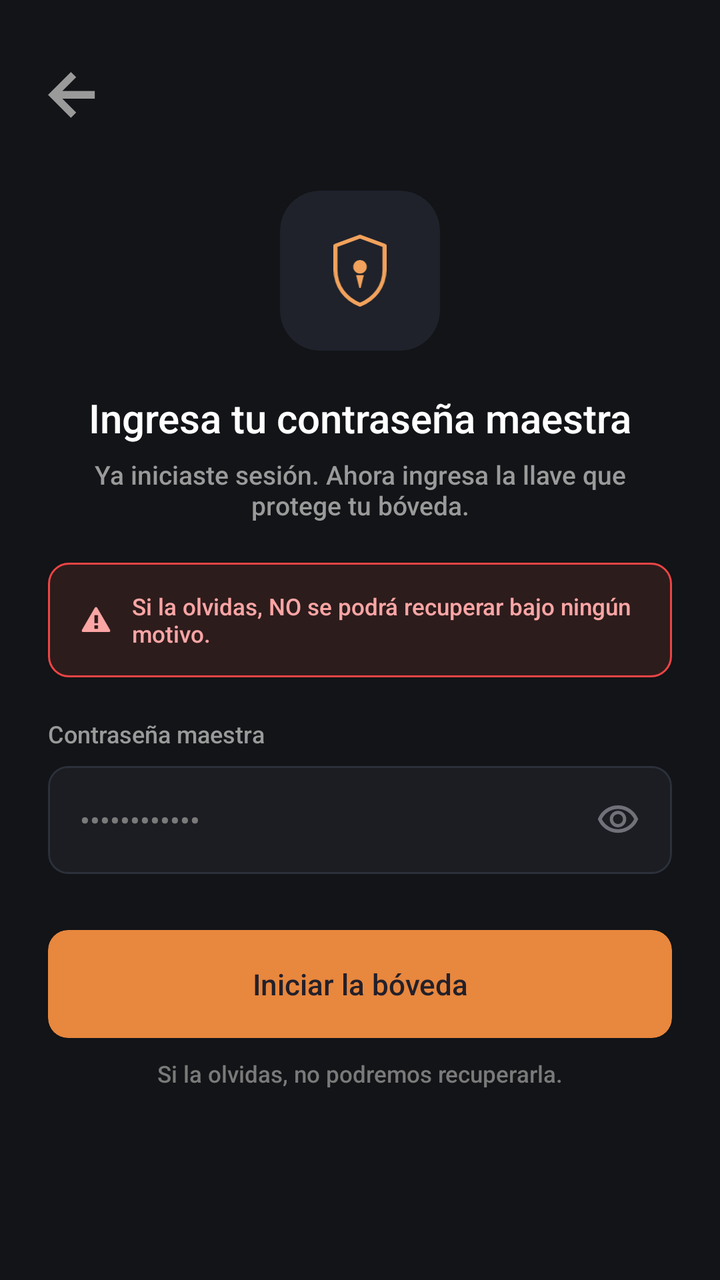
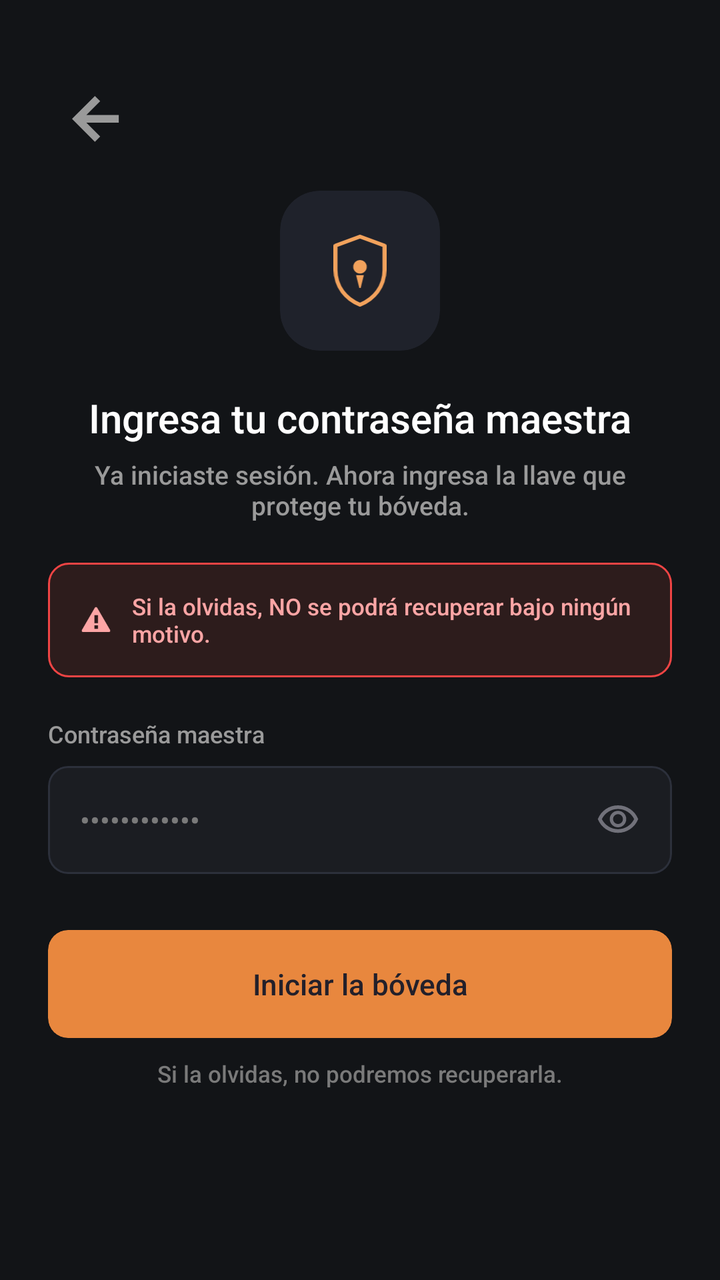

Two renders of the same Android screen: before a commit and after it. Below are the layout's source before the change and the commit's diff.
<!-- AndroidManifest.xml: application theme Theme.MyApplication -->
<!-- res/layout/activity_unlock_vault.xml -->
<?xml version="1.0" encoding="utf-8"?>
<ScrollView xmlns:android="http://schemas.android.com/apk/res/android"
    xmlns:app="http://schemas.android.com/apk/res-auto"
    android:layout_width="match_parent"
    android:layout_height="match_parent"
    android:background="#121417"
    android:fillViewport="true"
    android:fitsSystemWindows="true">

    <androidx.constraintlayout.widget.ConstraintLayout
        android:layout_width="match_parent"
        android:layout_height="match_parent"
        android:padding="24dp">

        
        <ImageView
            android:id="@+id/btnBack"
            android:layout_width="24dp"
            android:layout_height="24dp"
            android:layout_marginTop="12dp"
            android:contentDescription="Volver"
            android:src="@drawable/flecha"
            android:visibility="visible"
            app:layout_constraintStart_toStartOf="parent"
            app:layout_constraintTop_toTopOf="parent" />

        

        
        <com.google.android.material.card.MaterialCardView
            android:id="@+id/cardShield"
            android:layout_width="80dp"
            android:layout_height="80dp"
            app:cardBackgroundColor="#1F222B"
            app:cardCornerRadius="20dp"
            app:cardElevation="0dp"
            app:strokeWidth="0dp"
            app:layout_constraintBottom_toTopOf="@id/tvTitle"
            app:layout_constraintEnd_toEndOf="parent"
            app:layout_constraintStart_toStartOf="parent"
            app:layout_constraintTop_toTopOf="parent"
            app:layout_constraintVertical_chainStyle="packed">

            <ImageView
                android:layout_width="36dp"
                android:layout_height="36dp"
                android:layout_gravity="center"
                android:contentDescription="Escudo de seguridad"
                android:src="@drawable/escudo"
                app:tint="#F2A25C" />
        </com.google.android.material.card.MaterialCardView>

        
        <TextView
            android:id="@+id/tvTitle"
            android:layout_width="wrap_content"
            android:layout_height="wrap_content"
            android:layout_marginTop="20dp"
            android:fontFamily="sans-serif-medium"
            android:text="Ingresa tu contraseña maestra"
            android:textColor="#FFFFFF"
            android:textSize="20sp"
            app:layout_constraintBottom_toTopOf="@id/tvSubtitle"
            app:layout_constraintEnd_toEndOf="parent"
            app:layout_constraintStart_toStartOf="parent"
            app:layout_constraintTop_toBottomOf="@id/cardShield" />

        
        <TextView
            android:id="@+id/tvSubtitle"
            android:layout_width="0dp"
            android:layout_height="wrap_content"
            android:layout_marginTop="6dp"
            android:fontFamily="sans-serif-medium"
            android:text="Ya iniciaste sesión. Ahora ingresa la llave que protege tu bóveda."
            android:textAlignment="center"
            android:textColor="#9A9A9A"
            android:textSize="13sp"
            app:layout_constraintBottom_toTopOf="@id/layoutWarning"
            app:layout_constraintEnd_toEndOf="parent"
            app:layout_constraintStart_toStartOf="parent"
            app:layout_constraintTop_toBottomOf="@id/tvTitle" />

        
        <LinearLayout
            android:id="@+id/layoutWarning"
            android:layout_width="0dp"
            android:layout_height="wrap_content"
            android:layout_marginTop="20dp"
            android:background="@drawable/bg_warning_border"
            android:gravity="center_vertical"
            android:orientation="horizontal"
            android:paddingHorizontal="16dp"
            android:paddingVertical="14dp"
            app:layout_constraintBottom_toTopOf="@id/lblPassword"
            app:layout_constraintEnd_toEndOf="parent"
            app:layout_constraintStart_toStartOf="parent"
            app:layout_constraintTop_toBottomOf="@id/tvSubtitle">

            <ImageView
                android:layout_width="16dp"
                android:layout_height="16dp"
                android:layout_marginEnd="10dp"
                android:src="@android:drawable/stat_notify_error"
                app:tint="#FCA5A5" />

            <TextView
                android:layout_width="0dp"
                android:layout_height="wrap_content"
                android:layout_weight="1"
                android:fontFamily="sans-serif-medium"
                android:text="Si la olvidas, NO se podrá recuperar bajo ningún motivo."
                android:textColor="#FCA5A5"
                android:textSize="11.5sp" />
        </LinearLayout>

        
        
        <LinearLayout
            android:id="@+id/layoutLockout"
            android:layout_width="0dp"
            android:layout_height="wrap_content"
            android:layout_marginTop="12dp"
            android:background="@drawable/bg_warning_border"
            android:gravity="center"
            android:orientation="vertical"
            android:paddingHorizontal="16dp"
            android:paddingVertical="18dp"
            android:visibility="gone"
            app:layout_constraintEnd_toEndOf="parent"
            app:layout_constraintStart_toStartOf="parent"
            app:layout_constraintTop_toBottomOf="@id/layoutWarning">

            <ImageView
                android:layout_width="28dp"
                android:layout_height="28dp"
                android:layout_marginBottom="8dp"
                android:src="@android:drawable/ic_lock_lock"
                app:tint="#FCA5A5" />

            <TextView
                android:layout_width="wrap_content"
                android:layout_height="wrap_content"
                android:fontFamily="@font/inter_bold"
                android:text="Bóveda bloqueada temporalmente"
                android:textColor="#FCA5A5"
                android:textSize="13sp" />

            <TextView
                android:id="@+id/tvCountdown"
                android:layout_width="wrap_content"
                android:layout_height="wrap_content"
                android:layout_marginTop="10dp"
                android:fontFamily="@font/inter_bold"
                android:text="00:30"
                android:textColor="#FFFFFF"
                android:textSize="34sp" />

            <TextView
                android:layout_width="wrap_content"
                android:layout_height="wrap_content"
                android:layout_marginTop="4dp"
                android:fontFamily="sans-serif-medium"
                android:text="Demasiados intentos fallidos"
                android:textColor="#9A9A9A"
                android:textSize="11.5sp" />
        </LinearLayout>

        
        <TextView
            android:id="@+id/lblPassword"
            android:layout_width="0dp"
            android:layout_height="wrap_content"
            android:layout_marginTop="20dp"
            android:fontFamily="sans-serif-medium"
            android:text="Contraseña maestra"
            android:textAlignment="viewStart"
            android:textColor="#9A9A9A"
            android:textSize="12sp"
            app:layout_constraintBottom_toTopOf="@id/cardMasterPassword"
            app:layout_constraintEnd_toEndOf="parent"
            app:layout_constraintStart_toStartOf="parent"
            app:layout_constraintTop_toBottomOf="@id/layoutWarning" />

        
        <com.google.android.material.card.MaterialCardView
            android:id="@+id/cardMasterPassword"
            android:layout_width="0dp"
            android:layout_height="54dp"
            android:layout_marginTop="8dp"
            app:cardBackgroundColor="#1B1D22"
            app:cardCornerRadius="10dp"
            app:cardElevation="0dp"
            app:strokeColor="#2C303B"
            app:strokeWidth="1dp"
            app:layout_constraintBottom_toTopOf="@id/btnUnlockVault"
            app:layout_constraintEnd_toEndOf="parent"
            app:layout_constraintStart_toStartOf="parent"
            app:layout_constraintTop_toBottomOf="@id/lblPassword">

            <RelativeLayout
                android:layout_width="match_parent"
                android:layout_height="match_parent"
                android:paddingHorizontal="16dp">

                <EditText
                    android:id="@+id/etMasterPassword"
                    android:layout_width="match_parent"
                    android:layout_height="match_parent"
                    android:layout_toStartOf="@id/ivToggleMasterPassword"
                    android:autofillHints="password"
                    android:background="@null"
                    android:fontFamily="sans-serif-medium"
                    android:hint="••••••••••••"
                    android:inputType="textPassword"
                    android:textColor="#FFFFFF"
                    android:textColorHint="#7A7A7A"
                    android:textSize="14sp" />

                <ImageView
                    android:id="@+id/ivToggleMasterPassword"
                    android:layout_width="22dp"
                    android:layout_height="22dp"
                    android:layout_alignParentEnd="true"
                    android:layout_centerVertical="true"
                    android:contentDescription="Mostrar contraseña"
                    android:src="@drawable/ojo" />
            </RelativeLayout>
        </com.google.android.material.card.MaterialCardView>

        
        <com.google.android.material.card.MaterialCardView
            android:id="@+id/btnUnlockVault"
            android:layout_width="0dp"
            android:layout_height="54dp"
            android:layout_marginTop="28dp"
            app:cardBackgroundColor="#E8873E"
            app:cardCornerRadius="10dp"
            app:cardElevation="0dp"
            app:strokeWidth="0dp"
            app:layout_constraintBottom_toTopOf="@id/tvFooter"
            app:layout_constraintEnd_toEndOf="parent"
            app:layout_constraintStart_toStartOf="parent"
            app:layout_constraintTop_toBottomOf="@id/cardMasterPassword">

            <TextView
                android:layout_width="match_parent"
                android:layout_height="match_parent"
                android:fontFamily="sans-serif-medium"
                android:gravity="center"
                android:text="Iniciar la bóveda"
                android:textColor="#23202A"
                android:textSize="14.5sp" />
        </com.google.android.material.card.MaterialCardView>

        
        <TextView
            android:id="@+id/tvFooter"
            android:layout_width="wrap_content"
            android:layout_height="wrap_content"
            android:layout_marginTop="10dp"
            android:fontFamily="sans-serif-medium"
            android:text="Si la olvidas, no podremos recuperarla."
            android:textColor="#7A7A7A"
            android:textSize="11.5sp"
            app:layout_constraintBottom_toBottomOf="parent"
            app:layout_constraintEnd_toEndOf="parent"
            app:layout_constraintStart_toStartOf="parent"
            app:layout_constraintTop_toBottomOf="@id/btnUnlockVault" />

    </androidx.constraintlayout.widget.ConstraintLayout>
</ScrollView>
<!-- resources referenced by this layout -->
<resources>
  <!-- drawable bg_warning_border (drawable) -->
  <?xml version="1.0" encoding="utf-8"?>
  <shape xmlns:android="http://schemas.android.com/apk/res/android"
      android:shape="rectangle">
      <solid android:color="#2D1C1C"/>
      <stroke android:width="1dp" android:color="#EF4444"/>
      <corners android:radius="10dp"/>
  </shape>
  <!-- drawable escudo (drawable) -->
  <vector xmlns:android="http://schemas.android.com/apk/res/android"
      android:width="41dp"
      android:height="56dp"
      android:viewportWidth="41"
      android:viewportHeight="56">
    <path
        android:pathData="M20.5,1.5L39.5,8.5V27.5C39.5,40.5 31.5,50 20.5,54.5C9.5,50 1.5,40.5 1.5,27.5V8.5L20.5,1.5Z"
        android:strokeLineJoin="round"
        android:strokeWidth="3"
        android:fillColor="#00000000"
        android:strokeColor="#F2A25C"
        android:strokeLineCap="round"/>
    <path
        android:pathData="M20.5,30.25C23.399,30.25 25.75,27.899 25.75,25C25.75,22.101 23.399,19.75 20.5,19.75C17.601,19.75 15.25,22.101 15.25,25C15.25,27.899 17.601,30.25 20.5,30.25Z"
        android:fillColor="#F2A25C"/>
    <path
        android:pathData="M17.5,31.5H23.5L21,41.5H20L17.5,31.5Z"
        android:fillColor="#F2A25C"/>
  </vector>
  <!-- drawable flecha (drawable) -->
  <vector xmlns:android="http://schemas.android.com/apk/res/android"
      android:width="15dp"
      android:height="15dp"
      android:viewportWidth="15"
      android:viewportHeight="15">
    <path
        android:pathData="M7.159,14.318L0,7.159L7.159,-0L8.807,1.633L4.482,5.959H14.616V8.359H4.482L8.807,12.677L7.159,14.318Z"
        android:fillColor="#9A9A9A"/>
  </vector>
  <!-- drawable ojo (drawable) -->
  <vector xmlns:android="http://schemas.android.com/apk/res/android"
      android:width="24dp"
      android:height="24dp"
      android:viewportWidth="960"
      android:viewportHeight="960">
    <path
        android:pathData="M607.5,587.5Q660,535 660,460t-52.5,-127.5Q555,280 480,280t-127.5,52.5Q300,385 300,460t52.5,127.5Q405,640 480,640t127.5,-52.5ZM403.5,536.5Q372,505 372,460t31.5,-76.5Q435,352 480,352t76.5,31.5Q588,415 588,460t-31.5,76.5Q525,568 480,568t-76.5,-31.5ZM214,678.5Q94,597 40,460q54,-137 174,-218.5T480,160q146,0 266,81.5T920,460q-54,137 -174,218.5T480,760q-146,0 -266,-81.5ZM480,460ZM687.5,620.5Q782,561 832,460q-50,-101 -144.5,-160.5T480,240q-113,0 -207.5,59.5T128,460q50,101 144.5,160.5T480,680q113,0 207.5,-59.5Z"
        android:fillColor="#71717A"/>
  </vector>
  <style name="Theme.MyApplication" parent="Base.Theme.MyApplication" />
  <style name="Base.Theme.MyApplication" parent="Theme.Material3.DayNight.NoActionBar">
          <item name="android:windowBackground">#000000</item>
      </style>
</resources>

<!-- the commit's change to res/layout/activity_unlock_vault.xml (unified diff, before → after) -->
@@ -15,8 +15,9 @@
         
         <ImageView
             android:id="@+id/btnBack"
-            android:layout_width="24dp"
-            android:layout_height="24dp"
+            android:layout_width="48dp"
+            android:layout_height="48dp"
+            android:padding="12dp"
             android:layout_marginTop="12dp"
             android:contentDescription="Volver"
             android:src="@drawable/flecha"
